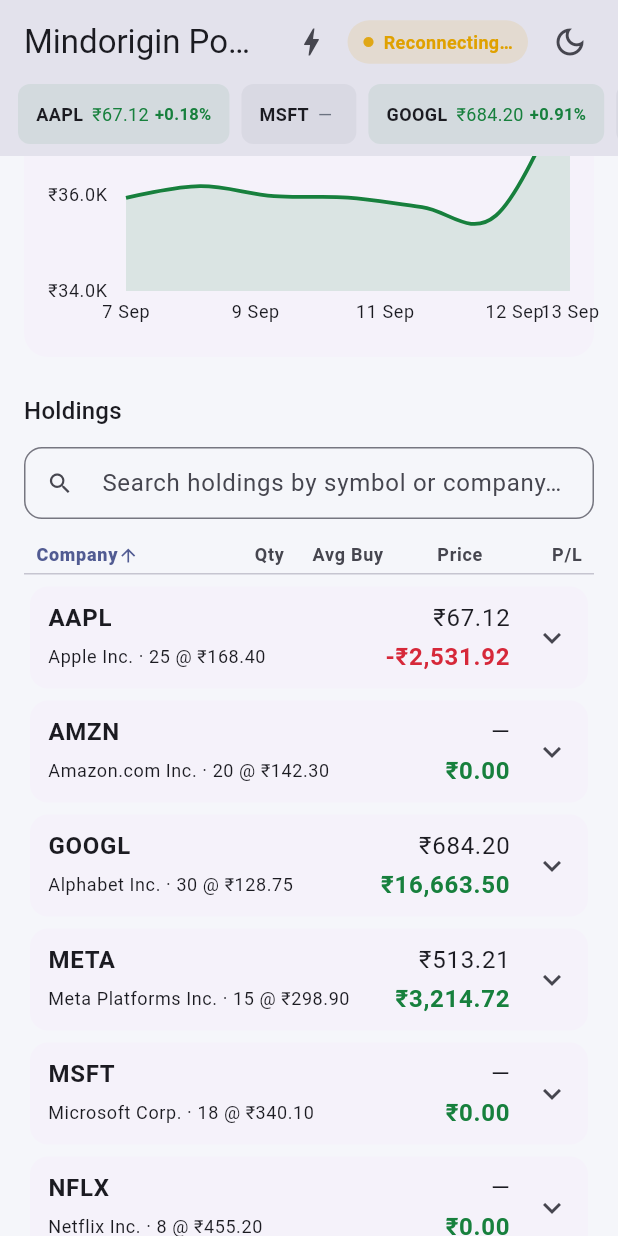
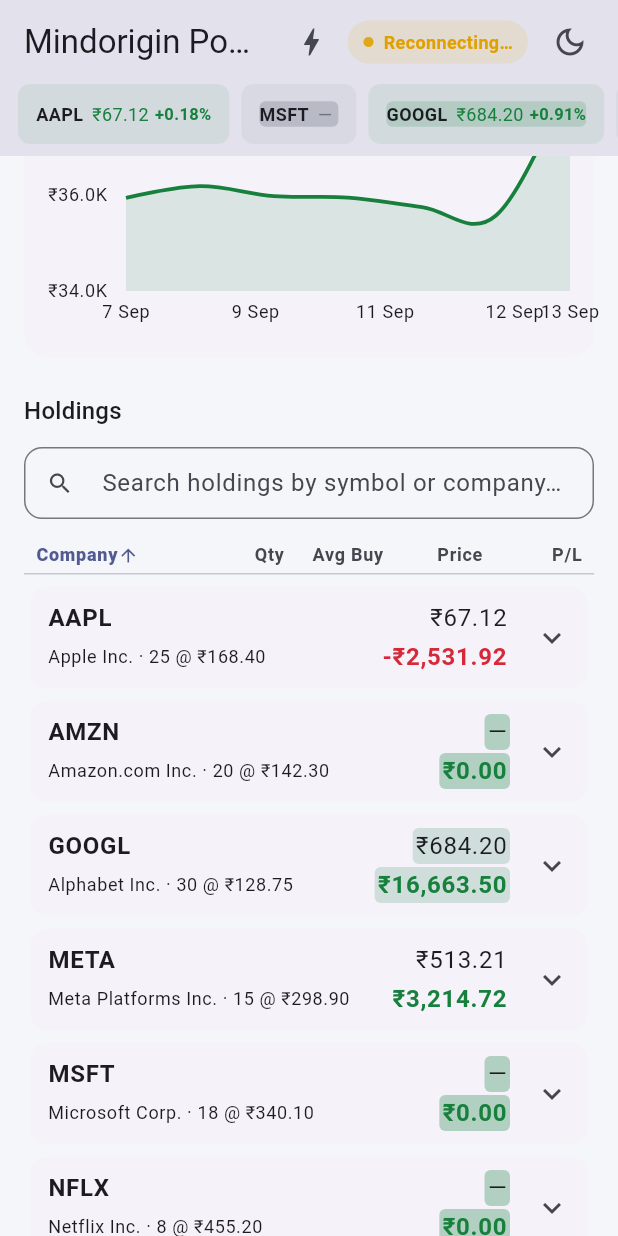
Before and after one commit to gouravlohat/investment_dashboard, a Flutter app: the screen it shows after launch, scrolled down 576 dp, on a phone screen of 412 x 824 dp. Run offline on Flutter 3.47's test engine with Material 3 defaults, Android fonts, the light colour scheme and no system bars; drawn by our look-alikes of fl_chart; our stand-ins replace connectivity_plus, equatable, flutter_bloc, get_it, shared_preferences.

Commit message:
Add price flash animation, optimistic edit with rollback, retry toast, and web deploy
- flash the price/P&L cells green or red for a moment on update
- target price alert save applies immediately, rolls back if the
  simulated call fails (~15% chance, just to exercise the rollback path)
- disconnect/offline now shows a toast with a retry button that skips
  the rest of the backoff wait
- deployed a web build to Firebase Hosting

```diff
--- a/lib/core/network/websocket/websocket_client.dart
+++ b/lib/core/network/websocket/websocket_client.dart
@@ -19,5 +19,10 @@
   /// exercised without needing airplane mode.
   void debugKillConnection();
 
+  /// User-triggered "retry now" — short-circuits whatever backoff delay is
+  /// currently pending and attempts to reconnect immediately. A no-op if
+  /// already connected.
+  void retryNow();
+
   void dispose();
 }
--- a/lib/features/portfolio/data/datasources/stock_price_remote_datasource.dart
+++ b/lib/features/portfolio/data/datasources/stock_price_remote_datasource.dart
@@ -19,5 +19,7 @@
 
   void debugKillConnection() => _client.debugKillConnection();
 
+  void retryNow() => _client.retryNow();
+
   void dispose() => _client.dispose();
 }
--- a/lib/features/portfolio/domain/repositories/portfolio_repository.dart
+++ b/lib/features/portfolio/domain/repositories/portfolio_repository.dart
@@ -19,6 +19,10 @@
 
   void debugKillConnection();
 
+  /// User-triggered "retry now" from the disconnect toast — bypasses the
+  /// current backoff wait.
+  void retryNow();
+
   /// Simulates a partial-update API call. Only ever invoked when the
   /// caller has already diffed the value against its original snapshot.
   Future<Result<void>> updateTargetPriceAlert(String symbol, double? value);
--- a/lib/features/portfolio/presentation/cubit/connection_cubit.dart
+++ b/lib/features/portfolio/presentation/cubit/connection_cubit.dart
@@ -47,6 +47,10 @@
   /// dropped socket without needing airplane mode.
   void debugKillConnection() => _repository.debugKillConnection();
 
+  /// "Retry now" action on the disconnect toast — skips the rest of the
+  /// current backoff wait.
+  void retryNow() => _repository.retryNow();
+
   @override
   Future<void> close() {
     _socketSub?.cancel();
--- /dev/null
+++ b/lib/features/portfolio/presentation/widgets/common/flash_on_change.dart
@@ -0,0 +1,60 @@
+import 'package:flutter/material.dart';
+
+/// Wraps [child] and briefly flashes a colored background whenever [value]
+/// changes (compared with `==`), fading back to transparent. Used to
+/// animate price updates green/red without touching the child's own
+/// rebuild logic.
+class FlashOnChange<T> extends StatefulWidget {
+  final T value;
+  final Color flashColor;
+  final Widget child;
+  final Duration duration;
+
+  const FlashOnChange({
+    super.key,
+    required this.value,
+    required this.flashColor,
+    required this.child,
+    this.duration = const Duration(milliseconds: 700),
+  });
+
+  @override
+  State<FlashOnChange<T>> createState() => _FlashOnChangeState<T>();
+}
+
+class _FlashOnChangeState<T> extends State<FlashOnChange<T>> with SingleTickerProviderStateMixin {
+  late final AnimationController _controller = AnimationController(
+    vsync: this,
+    duration: widget.duration,
+  );
+  late final Animation<double> _progress = CurvedAnimation(parent: _controller, curve: Curves.easeOut);
+
+  @override
+  void didUpdateWidget(covariant FlashOnChange<T> oldWidget) {
+    super.didUpdateWidget(oldWidget);
+    if (oldWidget.value != widget.value) {
+      _controller.forward(from: 0);
+    }
+  }
+
+  @override
+  void dispose() {
+    _controller.dispose();
+    super.dispose();
+  }
+
+  @override
+  Widget build(BuildContext context) {
+    return AnimatedBuilder(
+      animation: _progress,
+      builder: (context, child) => DecoratedBox(
+        decoration: BoxDecoration(
+          color: widget.flashColor.withValues(alpha: (1 - _progress.value) * 0.3),
+          borderRadius: BorderRadius.circular(4),
+        ),
+        child: child,
+      ),
+      child: widget.child,
+    );
+  }
+}
--- a/lib/features/portfolio/presentation/widgets/header/ticker_strip.dart
+++ b/lib/features/portfolio/presentation/widgets/header/ticker_strip.dart
@@ -6,6 +6,7 @@
 import '../../../domain/entities/holding.dart';
 import '../../../domain/entities/quote.dart';
 import '../../cubit/portfolio_cubit.dart';
+import '../common/flash_on_change.dart';
 
 /// Horizontal live ticker strip. Selects `state.holdings` (which keeps the
 /// same List instance across price ticks — only `quotes` changes) so this
@@ -55,6 +56,9 @@
         color: color.withValues(alpha: 0.08),
         borderRadius: BorderRadius.circular(8),
       ),
+      child: FlashOnChange<Quote?>(
+        value: quote,
+        flashColor: color,
         child: Row(
           mainAxisSize: MainAxisSize.min,
           children: [
@@ -71,6 +75,7 @@
             ),
           ],
         ),
+      ),
     );
   }
 }
--- a/lib/features/portfolio/presentation/widgets/holdings/holding_row.dart
+++ b/lib/features/portfolio/presentation/widgets/holdings/holding_row.dart
@@ -7,6 +7,7 @@
 import '../../../domain/entities/quote.dart';
 import '../../../domain/portfolio_calculator.dart';
 import '../../cubit/portfolio_cubit.dart';
+import '../common/flash_on_change.dart';
 import 'holding_row_editor.dart';
 
 /// One holdings-table row. Static cells (symbol/company/qty/avg buy) come
@@ -126,9 +127,18 @@
   @override
   Widget build(BuildContext context) {
     final quote = context.select<PortfolioCubit, Quote?>((c) => c.state.quotes[symbol]);
-    return Text(
-      quote == null ? '—' : Formatters.currency(quote.price),
-      textAlign: TextAlign.end,
+    final theme = Theme.of(context);
+    final semantic = theme.brightness == Brightness.dark ? AppSemanticColors.dark : AppSemanticColors.light;
+    return FlashOnChange<Quote?>(
+      value: quote,
+      flashColor: (quote?.isUp ?? true) ? semantic.gain : semantic.loss,
+      child: Padding(
+        padding: const EdgeInsets.symmetric(horizontal: 2),
+        child: Text(
+          quote == null ? '—' : Formatters.currency(quote.price),
+          textAlign: TextAlign.end,
+        ),
+      ),
     );
   }
 }
@@ -146,10 +156,17 @@
     final theme = Theme.of(context);
     final semantic = theme.brightness == Brightness.dark ? AppSemanticColors.dark : AppSemanticColors.light;
     final color = pl >= 0 ? semantic.gain : semantic.loss;
-    return Text(
-      Formatters.currency(pl),
-      textAlign: TextAlign.end,
-      style: TextStyle(color: color, fontWeight: FontWeight.w600),
+    return FlashOnChange<Quote?>(
+      value: quote,
+      flashColor: color,
+      child: Padding(
+        padding: const EdgeInsets.symmetric(horizontal: 2),
+        child: Text(
+          Formatters.currency(pl),
+          textAlign: TextAlign.end,
+          style: TextStyle(color: color, fontWeight: FontWeight.w600),
+        ),
+      ),
     );
   }
 }
```
Also changed, not shown: lib/core/network/websocket/finnhub_websocket_client.dart (+11 -7 lines), lib/core/network/websocket/simulated_websocket_client.dart (+11 -2 lines), lib/features/portfolio/data/repositories/portfolio_repository_impl.dart (+11 -0 lines), lib/features/portfolio/presentation/cubit/portfolio_cubit.dart (+17 -6 lines), lib/features/portfolio/presentation/pages/dashboard_page.dart (+38 -4 lines), lib/features/portfolio/presentation/widgets/holdings/holding_row_editor.dart (+21 -3 lines), firebase.json (added), 5 other files. Lines whose indentation alone changed are shown as unchanged.
